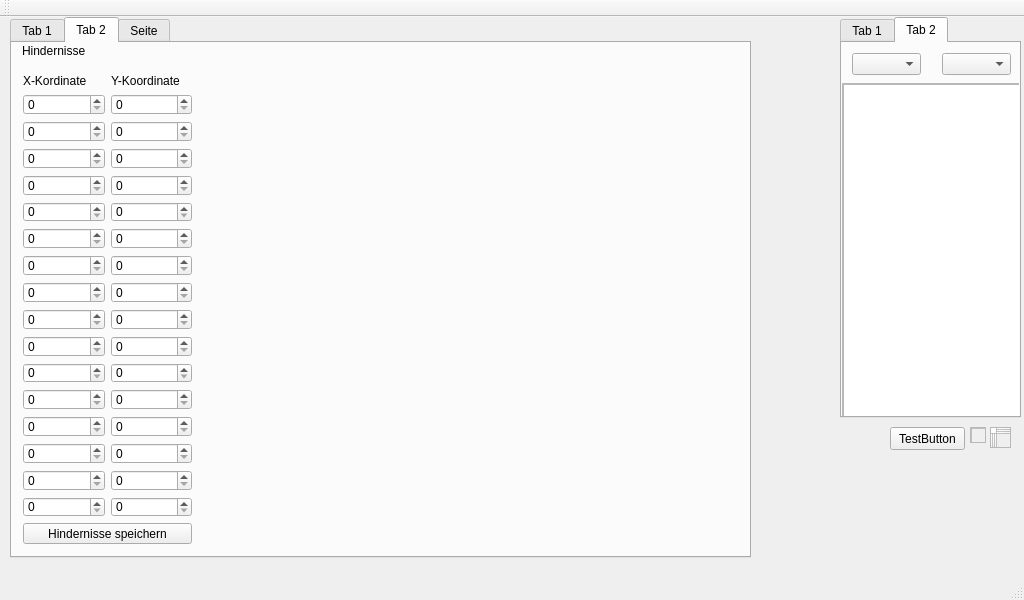
Koerner/Sturzflug-at-daedalus.ei.tum.de, file mainwindow.ui: the form before one commit.
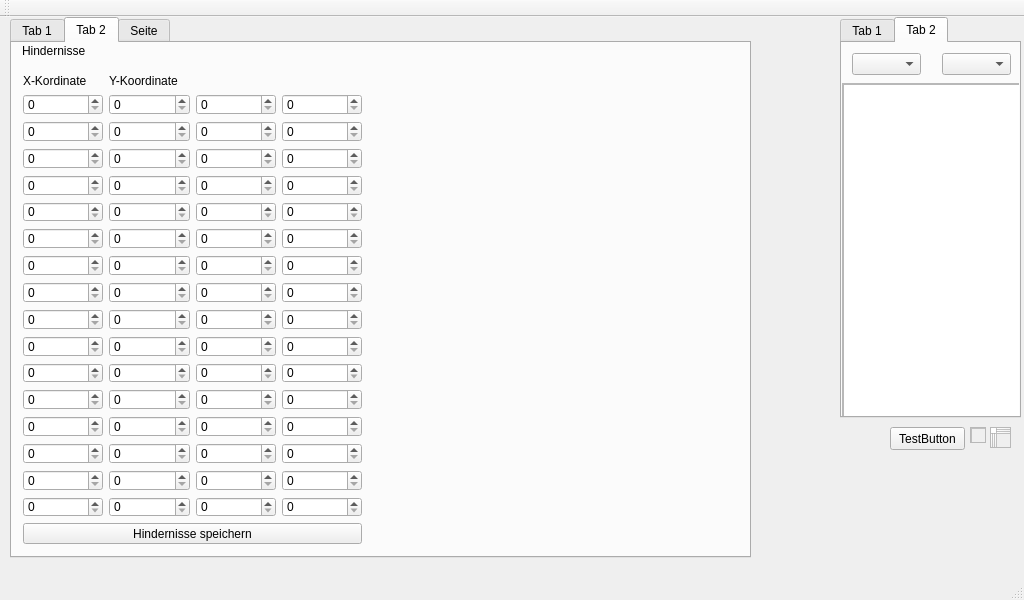
The form after the commit. The open tabs and pages were chosen to show the change.

```diff
--- a/mainwindow.ui
+++ b/mainwindow.ui
@@ -267,7 +267,7 @@
        <rect>
         <x>0</x>
         <y>20</y>
-        <width>191</width>
+        <width>361</width>
         <height>492</height>
        </rect>
       </property>
@@ -426,13 +426,6 @@
          </property>
         </widget>
        </item>
-       <item row="17" column="0" colspan="2">
-        <widget class="QPushButton" name="setHindernisse">
-         <property name="text">
-          <string>Hindernisse speichern</string>
-         </property>
-        </widget>
-       </item>
        <item row="12" column="1">
         <widget class="QSpinBox" name="h12y">
          <property name="maximum">
@@ -517,6 +510,233 @@
          </property>
         </widget>
        </item>
+       <item row="2" column="3">
+        <widget class="QSpinBox" name="h2a">
+         <property name="maximum">
+          <number>99999</number>
+         </property>
+        </widget>
+       </item>
+       <item row="3" column="3">
+        <widget class="QSpinBox" name="h3a">
+         <property name="maximum">
+          <number>99999</number>
+         </property>
+        </widget>
+       </item>
+       <item row="1" column="2">
+        <widget class="QSpinBox" name="h1w">
+         <property name="maximum">
+          <number>99999</number>
+         </property>
+        </widget>
+       </item>
+       <item row="1" column="3">
+        <widget class="QSpinBox" name="h1a">
+         <property name="maximum">
+          <number>99999</number>
+         </property>
+        </widget>
+       </item>
+       <item row="4" column="3">
+        <widget class="QSpinBox" name="h4a">
+         <property name="maximum">
+          <number>99999</number>
+         </property>
+        </widget>
+       </item>
+       <item row="5" column="3">
+        <widget class="QSpinBox" name="h5a">
+         <property name="maximum">
+          <number>99999</number>
+         </property>
+        </widget>
+       </item>
+       <item row="6" column="3">
+        <widget class="QSpinBox" name="h6a">
+         <property name="maximum">
+          <number>99999</number>
+         </property>
+        </widget>
+       </item>
+       <item row="7" column="3">
+        <widget class="QSpinBox" name="h7a"/>
+       </item>
+       <item row="8" column="3">
+        <widget class="QSpinBox" name="h8a">
+         <property name="maximum">
+          <number>99999</number>
+         </property>
+        </widget>
+       </item>
+       <item row="9" column="3">
+        <widget class="QSpinBox" name="h9a">
+         <property name="maximum">
+          <number>99999</number>
+         </property>
+        </widget>
+       </item>
+       <item row="10" column="3">
+        <widget class="QSpinBox" name="h10a">
+         <property name="maximum">
+          <number>99999</number>
+         </property>
+        </widget>
+       </item>
+       <item row="11" column="3">
+        <widget class="QSpinBox" name="h11a">
+         <property name="maximum">
+          <number>99999</number>
+         </property>
+        </widget>
+       </item>
+       <item row="12" column="3">
+        <widget class="QSpinBox" name="h12a">
+         <property name="maximum">
+          <number>99999</number>
+         </property>
+        </widget>
+       </item>
+       <item row="13" column="3">
+        <widget class="QSpinBox" name="h13a">
+         <property name="maximum">
+          <number>99999</number>
+         </property>
+        </widget>
+       </item>
+       <item row="14" column="3">
+        <widget class="QSpinBox" name="h14a">
+         <property name="maximum">
+          <number>99999</number>
+         </property>
+        </widget>
+       </item>
+       <item row="15" column="3">
+        <widget class="QSpinBox" name="h15a">
+         <property name="maximum">
+          <number>99999</number>
+         </property>
+        </widget>
+       </item>
+       <item row="16" column="3">
+        <widget class="QSpinBox" name="h16a">
+         <property name="maximum">
+          <number>99999</number>
+         </property>
+        </widget>
+       </item>
+       <item row="17" column="0" colspan="4">
+        <widget class="QPushButton" name="setHindernisse">
+         <property name="text">
+          <string>Hindernisse speichern</string>
+         </property>
+        </widget>
+       </item>
+       <item row="2" column="2">
+        <widget class="QSpinBox" name="h2w">
+         <property name="maximum">
+          <number>99999</number>
+         </property>
+        </widget>
+       </item>
+       <item row="3" column="2">
+        <widget class="QSpinBox" name="h3w">
+         <property name="maximum">
+          <number>99999</number>
+         </property>
+        </widget>
+       </item>
+       <item row="4" column="2">
+        <widget class="QSpinBox" name="h4w">
+         <property name="maximum">
+          <number>99999</number>
+         </property>
+        </widget>
+       </item>
+       <item row="5" column="2">
+        <widget class="QSpinBox" name="h5w">
+         <property name="maximum">
+          <number>99999</number>
+         </property>
+        </widget>
+       </item>
+       <item row="6" column="2">
+        <widget class="QSpinBox" name="h6w">
+         <property name="maximum">
+          <number>99999</number>
+         </property>
+        </widget>
+       </item>
+       <item row="7" column="2">
+        <widget class="QSpinBox" name="h7w">
+         <property name="maximum">
+          <number>99999</number>
+         </property>
+        </widget>
+       </item>
+       <item row="8" column="2">
+        <widget class="QSpinBox" name="h8w">
+         <property name="maximum">
+          <number>99999</number>
+         </property>
+        </widget>
+       </item>
+       <item row="9" column="2">
+        <widget class="QSpinBox" name="h9w">
+         <property name="maximum">
+          <number>99999</number>
+         </property>
+        </widget>
+       </item>
+       <item row="10" column="2">
+        <widget class="QSpinBox" name="h10w">
+         <property name="maximum">
+          <number>99999</number>
+         </property>
+        </widget>
+       </item>
+       <item row="11" column="2">
+        <widget class="QSpinBox" name="h11w">
+         <property name="maximum">
+          <number>99999</number>
+         </property>
+        </widget>
+       </item>
+       <item row="12" column="2">
+        <widget class="QSpinBox" name="h12w">
+         <property name="maximum">
+          <number>99999</number>
+         </property>
+        </widget>
+       </item>
+       <item row="13" column="2">
+        <widget class="QSpinBox" name="h13w">
+         <property name="maximum">
+          <number>99999</number>
+         </property>
+        </widget>
+       </item>
+       <item row="14" column="2">
+        <widget class="QSpinBox" name="h14w">
+         <property name="maximum">
+          <number>99999</number>
+         </property>
+        </widget>
+       </item>
+       <item row="15" column="2">
+        <widget class="QSpinBox" name="h15w">
+         <property name="maximum">
+          <number>99999</number>
+         </property>
+        </widget>
+       </item>
+       <item row="16" column="2">
+        <widget class="QSpinBox" name="h16w">
+         <property name="maximum">
+          <number>99999</number>
+         </property>
+        </widget>
+       </item>
       </layout>
      </widget>
      <widget class="QLabel" name="label_7">
```
Left out of the diff: 2 changed lines with no effect on the pictures.
